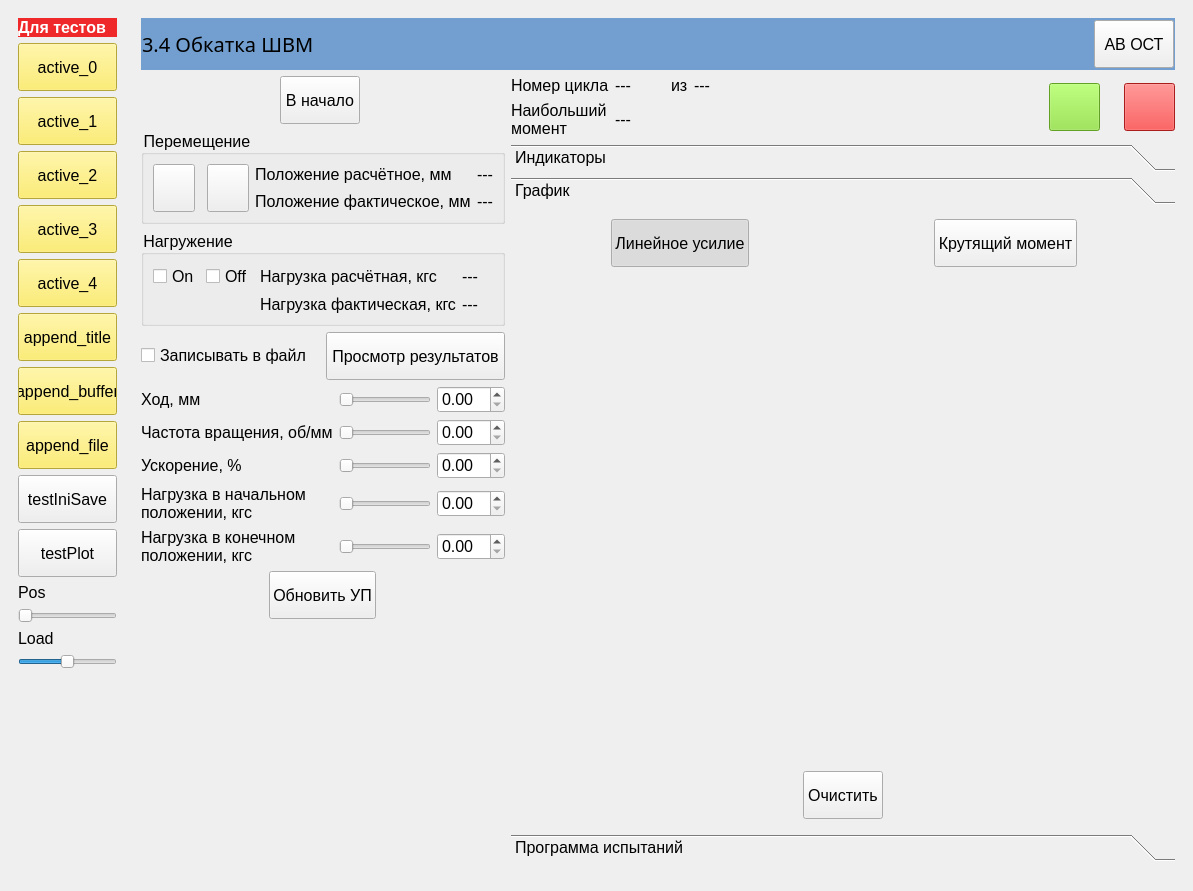
Qt form BallScrewVCP4.ui (Ornstein89/BallScrewControl_QtVCP) before a commit.
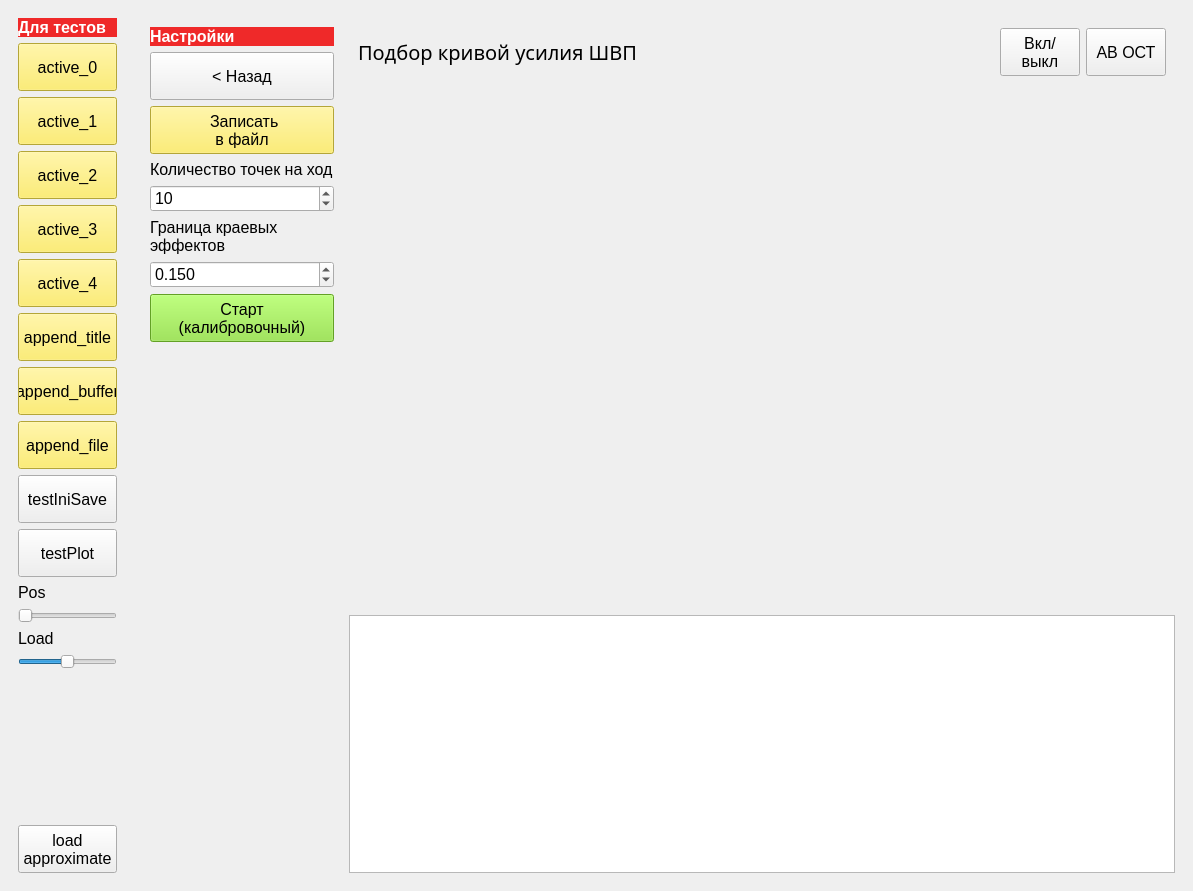
The same form after that commit. Icons and pictures are not drawn. Custom widgets are drawn as their Qt base class.

Commit message: Added load modeling and approximation

The edit to the form file:
```diff
--- a/BallScrewVCP4.ui
+++ b/BallScrewVCP4.ui
@@ -223,13 +223,21 @@
          </property>
         </widget>
        </item>
+       <item row="16" column="0">
+        <widget class="QPushButton" name="btnLoadApprox">
+         <property name="text">
+          <string>load
+approximate</string>
+         </property>
+        </widget>
+       </item>
       </layout>
      </widget>
     </item>
     <item row="0" column="1">
      <widget class="QStackedWidget" name="stackedWidget">
       <property name="currentIndex">
-       <number>0</number>
+       <number>1</number>
       </property>
       <widget class="QWidget" name="page34">
        <layout class="QGridLayout" name="gridLayout_13" columnstretch="1,3">
@@ -562,8 +570,8 @@
             <rect>
              <x>0</x>
              <y>0</y>
-             <width>604</width>
-             <height>625</height>
+             <width>108</width>
+             <height>124</height>
             </rect>
            </property>
            <attribute name="label">
@@ -1212,6 +1220,223 @@
         </item>
        </layout>
       </widget>
+      <widget class="QWidget" name="page_5">
+       <layout class="QGridLayout" name="gridLayout_26" rowstretch="0,2,1" columnstretch="1,10" rowminimumheight="0,0,0">
+        <item row="1" column="1">
+         <widget class="PlotWidget" name="pltPID_2" native="true">
+          <property name="sizePolicy">
+           <sizepolicy hsizetype="Expanding" vsizetype="Expanding">
+            <horstretch>0</horstretch>
+            <verstretch>0</verstretch>
+           </sizepolicy>
+          </property>
+         </widget>
+        </item>
+        <item row="0" column="1">
+         <widget class="QWidget" name="wgtHeader_3" native="true">
+          <property name="styleSheet">
+           <string notr="true">QWidget#wgtHeader {
+	background-color: rgb(114, 159, 207);
+}</string>
+          </property>
+          <layout class="QGridLayout" name="gridLayout_25">
+           <item row="0" column="1">
+            <spacer name="horizontalSpacer_27">
+             <property name="orientation">
+              <enum>Qt::Horizontal</enum>
+             </property>
+             <property name="sizeHint" stdset="0">
+              <size>
+               <width>40</width>
+               <height>20</height>
+              </size>
+             </property>
+            </spacer>
+           </item>
+           <item row="0" column="0">
+            <widget class="QLabel" name="label_137">
+             <property name="minimumSize">
+              <size>
+               <width>0</width>
+               <height>50</height>
+              </size>
+             </property>
+             <property name="maximumSize">
+              <size>
+               <width>16777215</width>
+               <height>50</height>
+              </size>
+             </property>
+             <property name="styleSheet">
+              <string notr="true">font: 15pt bold;</string>
+             </property>
+             <property name="text">
+              <string>Подбор кривой усилия ШВП</string>
+             </property>
+             <property name="margin">
+              <number>5</number>
+             </property>
+            </widget>
+           </item>
+           <item row="0" column="3">
+            <widget class="ActionButton" name="actionbutton_4">
+             <property name="text">
+              <string>АВ ОСТ</string>
+             </property>
+             <property name="indicator_option" stdset="0">
+              <bool>true</bool>
+             </property>
+             <property name="indicator_status_option" stdset="0">
+              <bool>true</bool>
+             </property>
+             <property name="is_estopped_status" stdset="0">
+              <bool>true</bool>
+             </property>
+             <property name="estop_action" stdset="0">
+              <bool>true</bool>
+             </property>
+            </widget>
+           </item>
+           <item row="0" column="2">
+            <widget class="ActionButton" name="actionbutton_5">
+             <property name="text">
+              <string>Вкл/
+выкл</string>
+             </property>
+             <property name="indicator_option" stdset="0">
+              <bool>true</bool>
+             </property>
+             <property name="indicator_status_option" stdset="0">
+              <bool>true</bool>
+             </property>
+             <property name="is_estopped_status" stdset="0">
+              <bool>true</bool>
+             </property>
+             <property name="estop_action" stdset="0">
+              <bool>false</bool>
+             </property>
+             <property name="machine_on_action" stdset="0">
+              <bool>true</bool>
+             </property>
+            </widget>
+           </item>
+          </layout>
+         </widget>
+        </item>
+        <item row="2" column="1">
+         <widget class="QPlainTextEdit" name="plainTextEdit"/>
+        </item>
+        <item row="0" column="0" rowspan="3">
+         <widget class="QWidget" name="wgtTestPanel_3" native="true">
+          <property name="styleSheet">
+           <string notr="true">#widget {
+background-image: url(./resources/stripes.png);
+}</string>
+          </property>
+          <layout class="QGridLayout" name="gridLayout_18">
+           <item row="5" column="0">
+            <widget class="QLabel" name="label_11">
+             <property name="text">
+              <string>Граница краевых
+эффектов</string>
+             </property>
+            </widget>
+           </item>
+           <item row="3" column="0">
+            <widget class="QLabel" name="label_10">
+             <property name="text">
+              <string>Количество точек на ход</string>
+             </property>
+            </widget>
+           </item>
+           <item row="7" column="0">
+            <widget class="PushButton" name="btnCalibration">
+             <property name="styleSheet">
+              <string notr="true">background-color: rgb(138, 226, 52);</string>
+             </property>
+             <property name="text">
+              <string>Старт
+(калибровочный)</string>
+             </property>
+             <property name="checkable">
+              <bool>false</bool>
+             </property>
+            </widget>
+           </item>
+           <item row="4" column="0">
+            <widget class="QSpinBox" name="spnNofPoints">
+             <property name="minimum">
+              <number>1</number>
+             </property>
+             <property name="value">
+              <number>10</number>
+             </property>
+            </widget>
+           </item>
+           <item row="0" column="0">
+            <widget class="QLabel" name="label_8">
+             <property name="styleSheet">
+              <string notr="true">color: rgb(255, 255, 255);
+background-color: rgb(239, 41, 41);
+font: bold</string>
+             </property>
+             <property name="text">
+              <string>Настройки</string>
+             </property>
+             <property name="margin">
+              <number>5</number>
+             </property>
+            </widget>
+           </item>
+           <item row="2" column="0">
+            <widget class="PushButton" name="btnWriteFile_2">
+             <property name="styleSheet">
+              <string notr="true">background-color: rgb(252, 233, 79);</string>
+             </property>
+             <property name="text">
+              <string> Записать
+в файл</string>
+             </property>
+            </widget>
+           </item>
+           <item row="6" column="0">
+            <widget class="QDoubleSpinBox" name="spnNofPoints_2">
+             <property name="decimals">
+              <number>3</number>
+             </property>
+             <property name="maximum">
+              <double>0.500000000000000</double>
+             </property>
+             <property name="value">
+              <double>0.150000000000000</double>
+             </property>
+            </widget>
+           </item>
+           <item row="8" column="0">
+            <spacer name="verticalSpacer_5">
+             <property name="orientation">
+              <enum>Qt::Vertical</enum>
+             </property>
+             <property name="sizeHint" stdset="0">
+              <size>
+               <width>20</width>
+               <height>40</height>
+              </size>
+             </property>
+            </spacer>
+           </item>
+           <item row="1" column="0">
+            <widget class="QPushButton" name="btnBack">
+             <property name="text">
+              <string>&lt; Назад</string>
+             </property>
+            </widget>
+           </item>
+          </layout>
+         </widget>
+        </item>
+       </layout>
+      </widget>
      </widget>
     </item>
    </layout>
```
Left out of the diff: 236 changed lines with no effect on the pictures. The commit also changes 8 other files.
